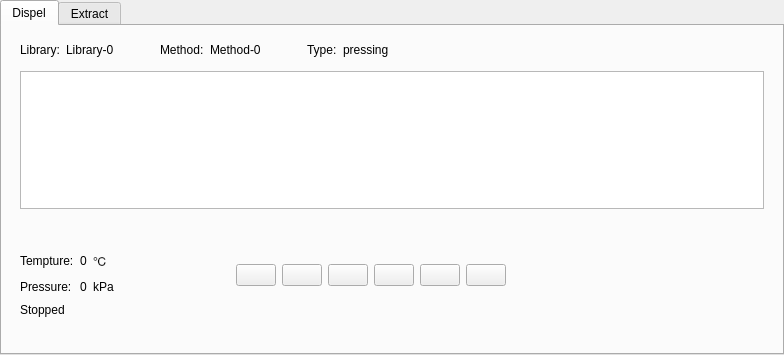
Above: tank/qdispelform.ui from photonlili/Tank before the change. Below: the same form after it.
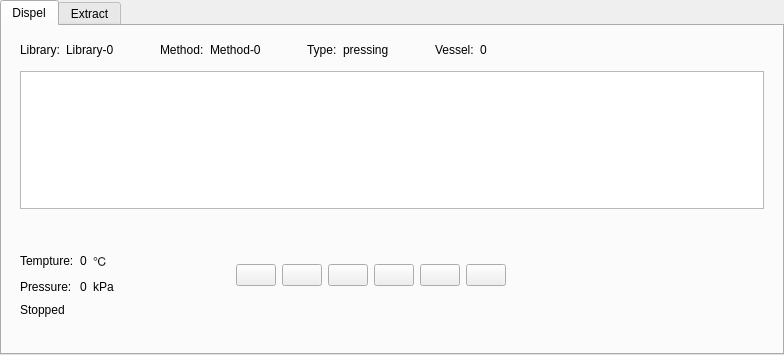
That is the form after the change. The open tabs and pages were chosen to show the change. Custom widgets are drawn as their Qt base class.

Diff of the .ui file:
```diff
--- a/tank/qdispelform.ui
+++ b/tank/qdispelform.ui
@@ -213,7 +213,37 @@
               </widget>
              </item>
              <item>
-              <spacer name="horizontalSpacer_3">
+              <spacer name="hs_4">
+               <property name="orientation">
+                <enum>Qt::Horizontal</enum>
+               </property>
+               <property name="sizeType">
+                <enum>QSizePolicy::Fixed</enum>
+               </property>
+               <property name="sizeHint" stdset="0">
+                <size>
+                 <width>40</width>
+                 <height>20</height>
+                </size>
+               </property>
+              </spacer>
+             </item>
+             <item>
+              <widget class="QLabel" name="label">
+               <property name="text">
+                <string>Vessel:</string>
+               </property>
+              </widget>
+             </item>
+             <item>
+              <widget class="QLabel" name="label_tanknum">
+               <property name="text">
+                <string>0</string>
+               </property>
+              </widget>
+             </item>
+             <item>
+              <spacer name="horizontalSpacer_11">
                <property name="orientation">
                 <enum>Qt::Horizontal</enum>
                </property>
@@ -998,6 +1028,12 @@
    <extends>QPushButton</extends>
    <header>qcpushbutton.h</header>
   </customwidget>
+  <customwidget>
+   <class>HNTabWidget</class>
+   <extends>QTabWidget</extends>
+   <header>hntabwidget.h</header>
+   <container>1</container>
+  </customwidget>
   <customwidget>
    <class>QStageWidget</class>
    <extends>QTableView</extends>
@@ -1009,12 +1045,6 @@
    <header>qrunplot.h</header>
    <container>1</container>
   </customwidget>
-  <customwidget>
-   <class>HNTabWidget</class>
-   <extends>QTabWidget</extends>
-   <header>hntabwidget.h</header>
-   <container>1</container>
-  </customwidget>
  </customwidgets>
  <resources/>
  <connections/>
```
Left out of the diff: 18 changed lines with no effect on the pictures.
